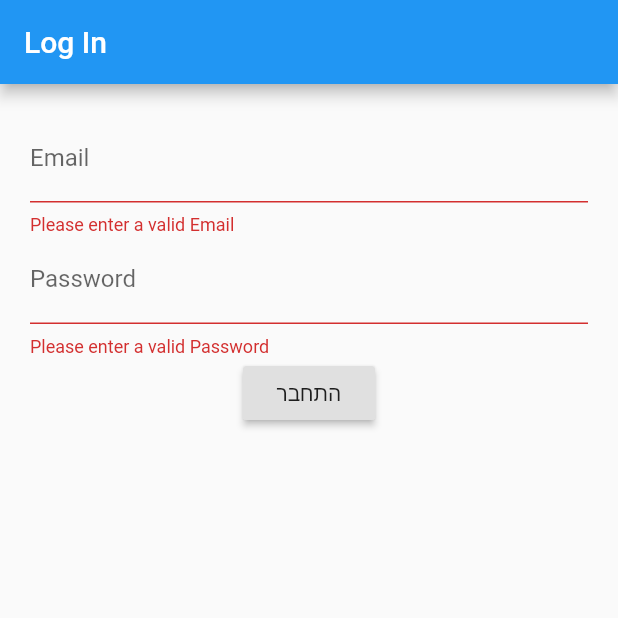
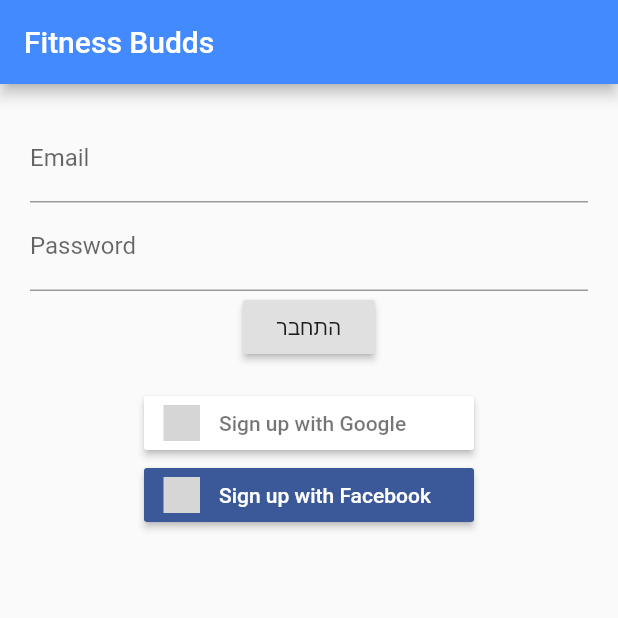
Before and after one commit to nachtiomer/fitness_budds, a Flutter app: the screen it shows after launch, after a tap on "התחבר", on a phone screen of 412 x 824 dp, the top half of it. Run offline on Flutter 3.47's test engine with Material 2 defaults, Android fonts, the phone set to English and light mode, and no system bars; our stand-ins replace firebase_auth, flutter_signin_button, font_awesome_flutter, google_sign_in; accounts and stored records are empty; network calls fail; grey boxes are pictures that could not be loaded.

Commit message:
google sign in & splash screen attemp

```diff
--- a/lib/authorizationPages/login.dart
+++ b/lib/authorizationPages/login.dart
@@ -1,6 +1,11 @@
 import 'package:firebase_auth/firebase_auth.dart';
 import 'package:fitnessbudds/homePage.dart';
+import 'package:font_awesome_flutter/font_awesome_flutter.dart';
 import 'package:flutter/material.dart';
+import 'package:google_sign_in/google_sign_in.dart';
+import '../ProfileScreen.dart';
+import '../main.dart';
+import 'package:flutter_signin_button/flutter_signin_button.dart';
 
 class LoginPage extends StatefulWidget {
   @override
@@ -10,6 +15,45 @@ class LoginPage extends StatefulWidget {
 class _LoginPageState extends State<LoginPage> {
   String _password, _email, _errorMessage;
   final GlobalKey<FormState> _formKey = GlobalKey<FormState>();
+  final FirebaseAuth _firebaseAuth = FirebaseAuth.instance;
+  final GoogleSignIn _googlSignIn = new GoogleSignIn();
+
+  Future<FirebaseUser> _signIn(BuildContext context) async {
+    Scaffold.of(context).showSnackBar(new SnackBar(
+      content: new Text('Sign in'),
+    ));
+
+    final GoogleSignInAccount googleUser = await _googlSignIn.signIn();
+    final GoogleSignInAuthentication googleAuth =
+        await googleUser.authentication;
+
+    final AuthCredential credential = GoogleAuthProvider.getCredential(
+      accessToken: googleAuth.accessToken,
+      idToken: googleAuth.idToken,
+    );
+
+    FirebaseUser userDetails =
+        (await _firebaseAuth.signInWithCredential(credential)) as FirebaseUser;
+    ProviderDetails providerInfo = new ProviderDetails(userDetails.providerId);
+
+    List<ProviderDetails> providerData = new List<ProviderDetails>();
+    providerData.add(providerInfo);
+
+    UserDetails details = new UserDetails(
+      userDetails.providerId,
+      userDetails.displayName,
+      userDetails.photoUrl,
+      userDetails.email,
+      providerData,
+    );
+    Navigator.push(
+      context,
+      new MaterialPageRoute(
+        builder: (context) => new ProfileScreen(detailsUser: details),
+      ),
+    );
+    return userDetails;
+  }
 
   bool _validateEmail(email) {
     return email.isEmpty;
@@ -27,6 +71,7 @@ class _LoginPageState extends State<LoginPage> {
         AuthResult result = await FirebaseAuth.instance
             .signInWithEmailAndPassword(email: _email, password: _password);
         FirebaseUser user = result.user;
+        Navigator.of(context).pop(true);
         Navigator.push(
             context,
             MaterialPageRoute(
@@ -47,12 +92,13 @@ class _LoginPageState extends State<LoginPage> {
     }
 
     return Scaffold(
-        appBar: AppBar(title: Text('Log In')),
-        body: Form(
-            key: _formKey,
-            child: Container(
+      appBar: AppBar(
+        title: Text("Fitness Budds"),
+      ),
+      body: Container(
         margin: EdgeInsets.all(20),
-              child: Column(children: <Widget>[
+        child: Column(
+          children: <Widget>[
             TextFormField(
               // ignore: missing_return
               validator: (input) {
@@ -75,8 +121,43 @@ class _LoginPageState extends State<LoginPage> {
               obscureText: true,
             ),
             RaisedButton(onPressed: _logIn, child: Text('התחבר')),
-                Text(_errorMessage)
-              ]),
-            )));
+            Text(_errorMessage),
+            SignInButton(
+              Buttons.Google,
+              text: "Sign up with Google",
+              onPressed: () {
+                _signIn(context).then((FirebaseUser user) {
+                  print(user);
+                }).catchError((e) {
+                  print(e);
+                });
+              },
+            ),
+            SignInButton(
+              Buttons.Facebook,
+              text: "Sign up with Facebook",
+              onPressed: () {},
+            ),
+          ],
+        ),
+      ),
+    );
   }
 }
+
+class UserDetails {
+  final String providerDetails;
+  final String userName;
+  final String photoUrl;
+  final String userEmail;
+  final List<ProviderDetails> providerData;
+
+  UserDetails(this.providerDetails, this.userName, this.photoUrl,
+      this.userEmail, this.providerData);
+}
+
+class ProviderDetails {
+  ProviderDetails(this.providerDetails);
+
+  final String providerDetails;
+}
--- a/lib/main.dart
+++ b/lib/main.dart
@@ -1,27 +1,108 @@
+import 'package:flutter/cupertino.dart';
 import 'package:flutter/material.dart';
 import './authorizationPages/login.dart';
+import 'dart:async';
 
-void main() => runApp(FitnessBudds());
+//
+void main() => runApp(MaterialApp(
+      theme: ThemeData(
+          primaryColor: Colors.blueAccent, accentColor: Colors.yellowAccent),
+      debugShowCheckedModeBanner: false,
+      home: SplashScreen(),
+    ));
 
-class FitnessBudds extends StatelessWidget {
-  // This widget is the root of your application.
+class SplashScreen extends StatefulWidget {
+  @override
+  _SplashScreenState createState() => _SplashScreenState();
+}
+
+class _SplashScreenState extends State<SplashScreen> {
+  @override
+  void initState() {
+    super.initState();
+    Timer(Duration(seconds: 1), () {
+      Navigator.of(context).pop(true);
+      Navigator.push(
+        context,
+        MaterialPageRoute(builder: (context) => LoginPage()),
+      );
+    });
+  }
+
   @override
   Widget build(BuildContext context) {
-    return MaterialApp(
-      title: 'Get Fit With Fun',
-      theme: ThemeData(
-        // This is the theme of your application.
-        //
-        // Try running your application with "flutter run". You'll see the
-        // application has a blue toolbar. Then, without quitting the app, try
-        // changing the primarySwatch below to Colors.green and then invoke
-        // "hot reload" (press "r" in the console where you ran "flutter run",
-        // or simply save your changes to "hot reload" in a Flutter IDE).
-        // Notice that the counter didn't reset back to zero; the application
-        // is not restarted.
-        primarySwatch: Colors.blue,
-      ),
-      home: LoginPage(),
-    );
+    return Scaffold(
+        body: Stack(
+      fit: StackFit.expand,
+      children: <Widget>[
+        Container(
+          decoration: BoxDecoration(color: Colors.blueAccent),
+        ),
+        Column(
+          mainAxisAlignment: MainAxisAlignment.start,
+          children: <Widget>[
+            Expanded(
+              flex: 2,
+              child: Container(
+                child: Column(
+                  mainAxisAlignment: MainAxisAlignment.center,
+                  children: <Widget>[
+                    Text(
+                      "FitnessBudds",
+                      style: TextStyle(
+                          color: Colors.white,
+                          fontSize: 24.0,
+                          fontWeight: FontWeight.bold),
+                    ),
+                    Padding(
+                      padding: EdgeInsets.only(top: 10.0),
+                    ),
+                    Image.asset("assets/bodybuilderflex.gif"),
+//                        CircleAvatar(
+//                          backgroundColor: Colors.white,
+//                          radius: 50.0,
+//                          child: Icon(
+//                            Icons.pregnant_woman,
+//                            color: Colors.black,
+//                            size: 50.0,
+//                          ),
+//                        ),
+                    Padding(
+                      padding: EdgeInsets.only(top: 10.0),
+                    ),
+                    Text(
+                      "Not for Pregnants ;)",
+                      style: TextStyle(
+                          color: Colors.white,
+                          fontSize: 16.0,
+                          fontWeight: FontWeight.bold),
+                    ),
+                  ],
+                ),
+              ),
+            ),
+            Expanded(
+              flex: 1,
+              child: Column(
+                mainAxisAlignment: MainAxisAlignment.center,
+                children: <Widget>[
+                  CircularProgressIndicator(),
+                  Padding(
+                    padding: EdgeInsets.only(top: 20.0),
+                  ),
+                  Text(
+                    "Find your perfect Trainer",
+                    style: TextStyle(
+                        color: Colors.white,
+                        fontSize: 18.0,
+                        fontWeight: FontWeight.bold),
+                  )
+                ],
+              ),
+            ),
+          ],
+        )
+      ],
+    ));
   }
 }
--- a/pubspec.yaml
+++ b/pubspec.yaml
@@ -24,6 +24,10 @@ dependencies:
   # Use with the CupertinoIcons class for iOS style icons.
   cupertino_icons: ^0.1.2
   firebase_auth: ^0.15.5+3
+  google_sign_in: ^4.4.1
+  font_awesome_flutter: ^8.8.1
+  flutter_signin_button: ^1.0.0
+  splashscreen: ^1.2.0
 
 dev_dependencies:
   flutter_test:
```
Also changed, not shown: lib/ProfileScreen.dart (added, +64 -0 lines), lib/homePage.dart (+29 -1 lines), lib/splash.dart (added, +31 -0 lines), lib/utils/firebase_auth.dart (added, +48 -0 lines), assets/bodybuilderflex.gif (added), pubspec.lock, 2 other files. Lines whose indentation alone changed are shown as unchanged.
